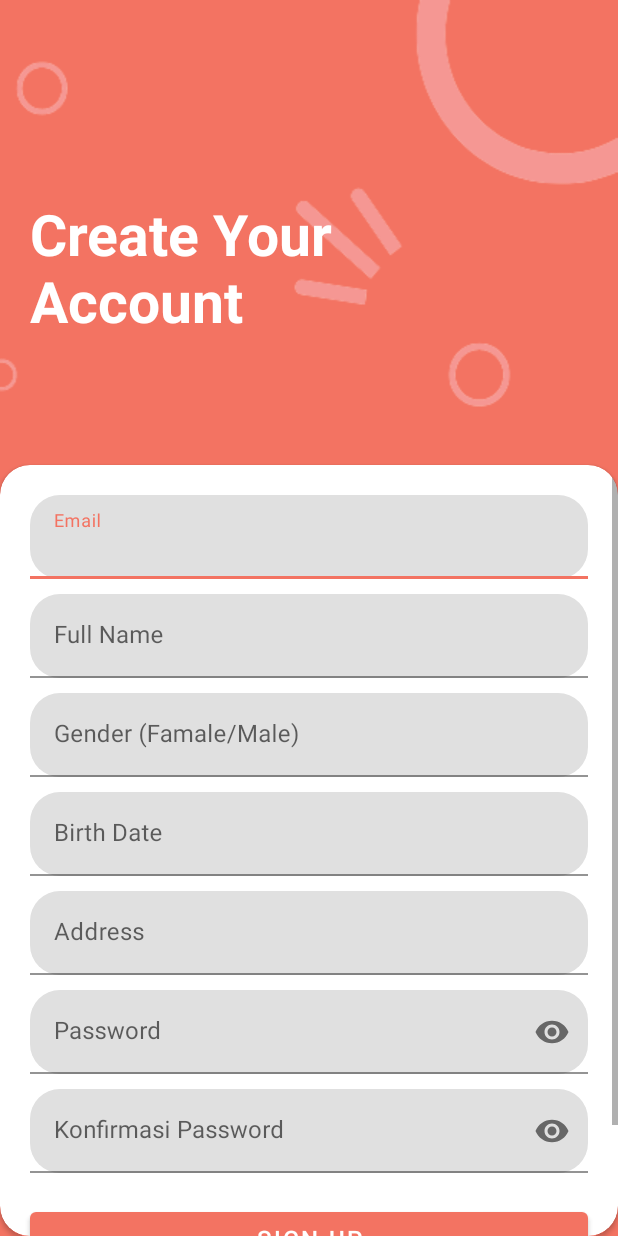
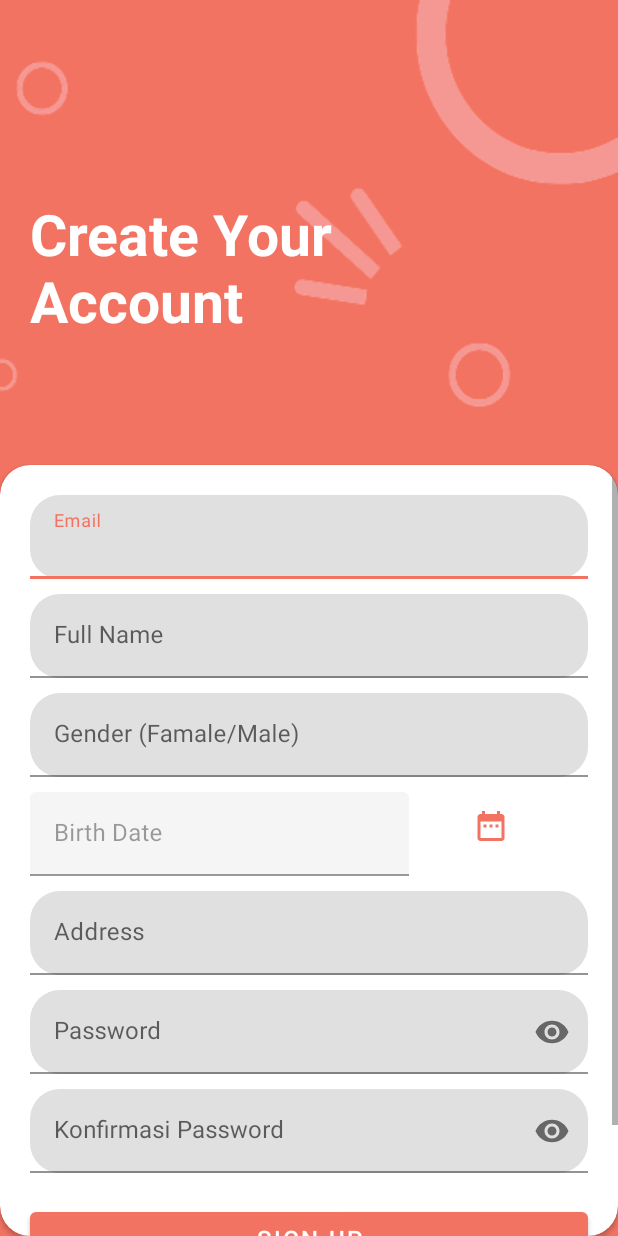
Before and after one commit to Jafar0032/Job_Seeker, an Android app: the SignUpActivity screen opened directly, with no data from a screen before it, on a phone screen of 412 x 824 dp. Run offline under Robolectric (Android 15) with nearby library versions, the phone set to English and light mode, and no system bars; our stand-ins replace Firebase (no records; nobody signed in at launch, a user with empty details on screens opened directly).

Commit message:
update fungsi date

```diff
--- a/app/src/main/java/com/tugasakhirpab2/rjn/activities/SignUpActivity.java
+++ b/app/src/main/java/com/tugasakhirpab2/rjn/activities/SignUpActivity.java
@@ -23,6 +23,7 @@ import com.tugasakhirpab2.rjn.databinding.ActivitySignUpBinding;
 import com.tugasakhirpab2.rjn.model.User;
 
 import java.text.SimpleDateFormat;
+import java.util.Calendar;
 import java.util.Locale;
 
 public class SignUpActivity extends AppCompatActivity {
@@ -46,13 +47,17 @@ public class SignUpActivity extends AppCompatActivity {
         mDatabase = FirebaseDatabase.getInstance();
         reference = mDatabase.getReference();
 
-        binding.etBirthDate.setOnClickListener(new View.OnClickListener() {
+        Calendar calendar=Calendar.getInstance();
+        mYear = calendar.get(Calendar.YEAR);
+        mMonth = calendar.get(Calendar.MONTH);
+        mDay = calendar.get(Calendar.DAY_OF_MONTH);
+
+        binding.ibDate.setOnClickListener(new View.OnClickListener() {
             @Override
             public void onClick(View view) {
                 DatePickerDialog datePickerDialog = new DatePickerDialog(SignUpActivity.this, new DatePickerDialog.OnDateSetListener() {
                     @Override
                     public void onDateSet(DatePicker datePicker, int year, int month, int dayOfMonth) {
-//                        dateFormatter = new SimpleDateFormat("dd-MM-yyyy", Locale.US);
                         binding.etBirthDate.setText(String.format("%02d-%02d-%04d",dayOfMonth, month+1, year));
                         mYear = year;
                         mMonth = month;
@@ -91,7 +96,7 @@ public class SignUpActivity extends AppCompatActivity {
                     return;
                 }
                 if (TextUtils.isEmpty(birthDate)) {
-                    binding.etBirthDate.setError("Enter your birthdate!");
+                    Toast.makeText(SignUpActivity.this, "Enter Your Birth Date!", Toast.LENGTH_SHORT).show();
                     return;
                 }
                 if (TextUtils.isEmpty(address)) {
@@ -99,19 +104,19 @@ public class SignUpActivity extends AppCompatActivity {
                     return;
                 }
                 if (TextUtils.isEmpty(password)) {
-                    binding.etPassword.setError("Enter your password!");
+                    Toast.makeText(SignUpActivity.this, "Enter your password!", Toast.LENGTH_SHORT).show();
                     return;
                 }
                 if (TextUtils.isEmpty(confirmPassword)) {
-                    binding.etKonfPassword.setError("Enter your confirm password!");
+                    Toast.makeText(SignUpActivity.this, "Enter your confirm password!", Toast.LENGTH_SHORT).show();
                     return;
                 }
                 if (password.length() < 6) {
-                    binding.etPassword.setError("Password too short, enter minimum 6 characters!");
+                    Toast.makeText(SignUpActivity.this, "Password too short, enter minimum 6 characters!", Toast.LENGTH_SHORT).show();
                     return;
                 }
                 if (!confirmPassword.equals(password)) {
-                    binding.etKonfPassword.setError("Password doesn't match!");
+                    Toast.makeText(SignUpActivity.this, "Password doesn't match!", Toast.LENGTH_SHORT).show();
                     return;
                 }
 
--- a/app/src/main/java/com/tugasakhirpab2/rjn/retrofit/APIEndpoint.java
+++ b/app/src/main/java/com/tugasakhirpab2/rjn/retrofit/APIEndpoint.java
@@ -3,7 +3,7 @@ package com.tugasakhirpab2.rjn.retrofit;
 public interface APIEndpoint {
 
     // End Point Perusahaan
-    @GET("perusahaan.php")
-    Call<>
+//    @GET("perusahaan.php")
+//    Call<>
 
 }
--- /dev/null
+++ b/app/src/main/res/drawable/ic_date_range_24.xml
@@ -0,0 +1,5 @@
+<vector android:height="24dp" android:tint="#F37362"
+    android:viewportHeight="24" android:viewportWidth="24"
+    android:width="24dp" xmlns:android="http://schemas.android.com/apk/res/android">
+    <path android:fillColor="@android:color/white" android:pathData="M9,11L7,11v2h2v-2zM13,11h-2v2h2v-2zM17,11h-2v2h2v-2zM19,4h-1L18,2h-2v2L8,4L8,2L6,2v2L5,4c-1.11,0 -1.99,0.9 -1.99,2L3,20c0,1.1 0.89,2 2,2h14c1.1,0 2,-0.9 2,-2L21,6c0,-1.1 -0.9,-2 -2,-2zM19,20L5,20L5,9h14v11z"/>
+</vector>
--- a/app/src/main/res/layout/activity_sign_up.xml
+++ b/app/src/main/res/layout/activity_sign_up.xml
@@ -99,16 +99,20 @@
 
                 </com.google.android.material.textfield.TextInputLayout>
 
+                <LinearLayout
+                    android:layout_width="match_parent"
+                    android:layout_height="wrap_content"
+                    android:orientation="horizontal">
+
                     <com.google.android.material.textfield.TextInputLayout
-                    android:layout_width="match_parent"
+
+                        android:layout_width="0dp"
                         android:layout_height="wrap_content"
                         android:layout_marginStart="20dp"
                         android:layout_marginTop="10dp"
                         android:layout_marginEnd="20dp"
-                    app:boxCornerRadiusBottomEnd="20dp"
-                    app:boxCornerRadiusBottomStart="20dp"
-                    app:boxCornerRadiusTopEnd="20dp"
-                    app:boxCornerRadiusTopStart="20dp">
+                        android:enabled="false"
+                        android:layout_weight="6">
 
                         <EditText
                             android:id="@+id/et_birthDate"
@@ -119,6 +123,19 @@
                             android:maxLines="1" />
 
                     </com.google.android.material.textfield.TextInputLayout>
+
+                    <ImageButton
+                        android:id="@+id/ibDate"
+                        android:layout_width="0dp"
+                        android:layout_height="wrap_content"
+                        android:src="@drawable/ic_date_range_24"
+                        android:layout_weight="4"
+                        android:layout_gravity="center"
+                        android:layout_marginStart="-50dp"
+                        android:background="#0000FF00"/>
+
+
+                </LinearLayout>
 
                 <com.google.android.material.textfield.TextInputLayout
                     android:layout_width="match_parent"
```
Lines whose indentation alone changed are shown as unchanged.
